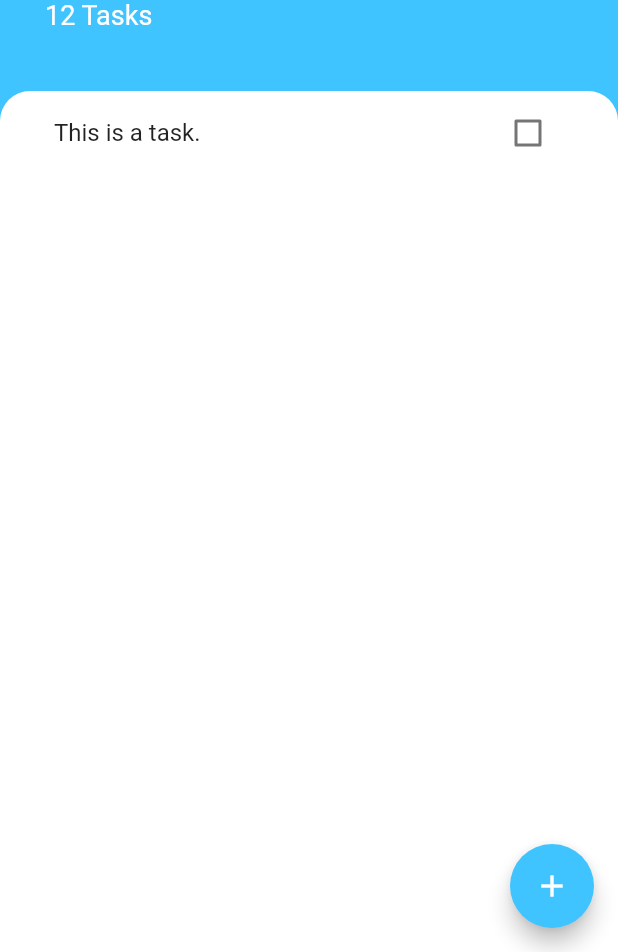
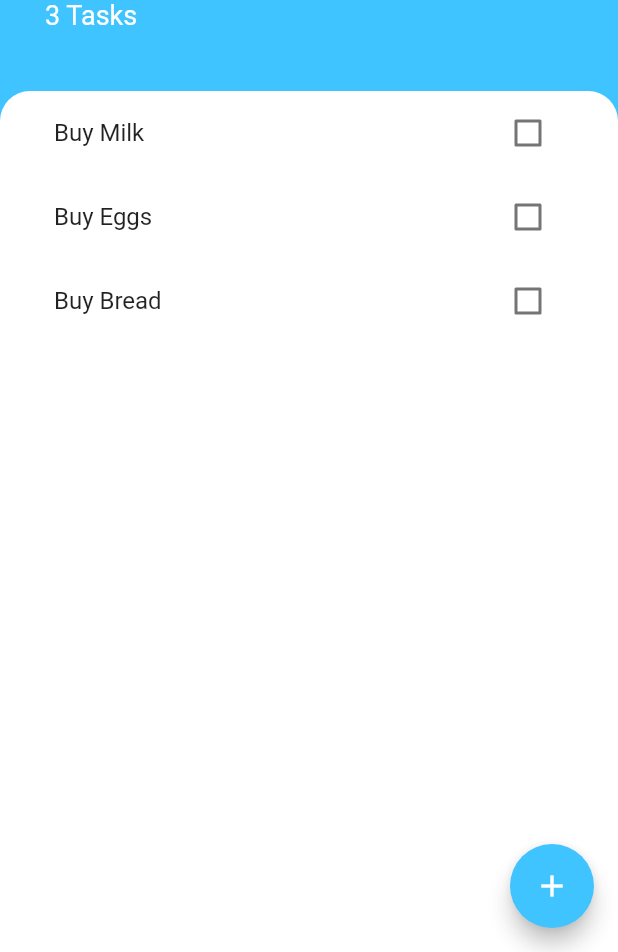
Before and after one commit to coltcarson/todoey_flutter, a Flutter app: the screen it shows after launch, on a phone screen of 412 x 824 dp, the part 284-1236 px from its top. Run offline on Flutter 3.47's test engine with Material 2 defaults, Android fonts, the phone set to English and light mode, and no system bars.

```diff
--- a/lib/main.dart
+++ b/lib/main.dart
@@ -1,14 +1,19 @@
 import 'package:flutter/material.dart';
+import 'package:provider/provider.dart';
 
 import 'screens/tasks_screen.dart';
+import 'models/task_data.dart';
 
 void main() => runApp(MyApp());
 
 class MyApp extends StatelessWidget {
   @override
   Widget build(BuildContext context) {
-    return MaterialApp(
-      home: TasksScreen(),
+    return ChangeNotifierProvider(
+      builder: (context) => TaskData(),
+      child: MaterialApp(
+        home: TasksScreen(),
+      ),
     );
   }
 }
--- /dev/null
+++ b/lib/models/task.dart
@@ -0,0 +1,10 @@
+class Task {
+  final String name;
+  bool isDone;
+
+  Task({this.name, this.isDone = false});
+
+  void toggleDone() {
+    isDone = !isDone;
+  }
+}
--- /dev/null
+++ b/lib/models/task_data.dart
@@ -0,0 +1,15 @@
+import 'package:flutter/foundation.dart';
+
+import '../models/task.dart';
+
+class TaskData extends ChangeNotifier {
+  List<Task> tasks = [
+    Task(name: 'Buy Milk'),
+    Task(name: 'Buy Eggs'),
+    Task(name: 'Buy Bread'),
+  ];
+
+  int get taskCount {
+    return tasks.length;
+  }
+}
--- a/lib/screens/add_task_screen.dart
+++ b/lib/screens/add_task_screen.dart
@@ -1,8 +1,14 @@
 import 'package:flutter/material.dart';
 
 class AddTaskScreen extends StatelessWidget {
+  final Function addTaskCallback;
+
+  AddTaskScreen(this.addTaskCallback);
+
   @override
   Widget build(BuildContext context) {
+    String newTaskTitle;
+
     return Container(
       color: Color(0xFF757575),
       child: Container(
@@ -29,6 +35,9 @@ class AddTaskScreen extends StatelessWidget {
               TextField(
                 autofocus: true,
                 textAlign: TextAlign.center,
+                onChanged: (newText) {
+                  newTaskTitle = newText;
+                },
               ),
               SizedBox(
                 height: 10.0,
@@ -39,7 +48,9 @@ class AddTaskScreen extends StatelessWidget {
                   style: TextStyle(color: Colors.white),
                 ),
                 color: Colors.lightBlueAccent,
-                onPressed: () {},
+                onPressed: () {
+                  addTaskCallback(newTaskTitle);
+                },
               ),
             ],
           ),
--- a/lib/screens/tasks_screen.dart
+++ b/lib/screens/tasks_screen.dart
@@ -1,7 +1,9 @@
 import 'package:flutter/material.dart';
+import 'package:provider/provider.dart';
 
 import '../widgets/tasks_list.dart';
 import '../screens/add_task_screen.dart';
+import '../models/task_data.dart';
 
 class TasksScreen extends StatelessWidget {
   @override
@@ -14,7 +16,12 @@ class TasksScreen extends StatelessWidget {
         onPressed: () {
           showModalBottomSheet(
             context: context,
-            builder: (context) => AddTaskScreen(),
+            builder: (context) => AddTaskScreen((newTaskTitle) {
+//              setState(() {
+//                tasks.add(Task(name: newTaskTitle));
+//                Navigator.pop(context);
+//              });
+            }),
           );
         },
       ),
@@ -52,7 +59,7 @@ class TasksScreen extends StatelessWidget {
                   ),
                 ),
                 Text(
-                  '12 Tasks',
+                  '${Provider.of<TaskData>(context).taskCount} Tasks',
                   style: TextStyle(
                     color: Colors.white,
                     fontSize: 18.0,
--- a/lib/widgets/tasks_list.dart
+++ b/lib/widgets/tasks_list.dart
@@ -1,14 +1,29 @@
 import 'package:flutter/material.dart';
+import 'package:provider/provider.dart';
 
-import 'tasks_tile.dart';
+import '../widgets/tasks_tile.dart';
+import '../models/task_data.dart';
 
 class TasksList extends StatelessWidget {
   @override
   Widget build(BuildContext context) {
-    return ListView(
-      children: <Widget>[
-        TaskTile(),
-      ],
+    return Consumer<TaskData>(
+      builder: (context, taskData, child) {
+        return ListView.builder(
+          itemBuilder: (context, index) {
+            return TaskTile(
+              taskTitle: taskData.tasks[index].name,
+              isChecked: taskData.tasks[index].isDone,
+              checkBoxCallback: (checkBoxState) {
+//            setState(() {
+//              widget.tasks[index].toggleDone();
+//            });
+              },
+            );
+          },
+          itemCount: taskData.taskCount,
+        );
+      },
     );
   }
 }
--- a/lib/widgets/tasks_tile.dart
+++ b/lib/widgets/tasks_tile.dart
@@ -1,47 +1,25 @@
 import 'package:flutter/material.dart';
 
-class TaskTile extends StatefulWidget {
-  @override
-  _TaskTileState createState() => _TaskTileState();
-}
+class TaskTile extends StatelessWidget {
+  final bool isChecked;
+  final String taskTitle;
+  final Function checkBoxCallback;
 
-class _TaskTileState extends State<TaskTile> {
-  bool isChecked = false;
-
-  void checkboxCallBack(bool checkboxState) {
-    setState(() {
-      isChecked = checkboxState;
-    });
-  }
+  TaskTile({this.isChecked, this.taskTitle, this.checkBoxCallback});
 
   @override
   Widget build(BuildContext context) {
     return ListTile(
       title: Text(
-        'This is a task.',
+        taskTitle,
         style: TextStyle(
             decoration: isChecked ? TextDecoration.lineThrough : null),
       ),
-      trailing: TaskCheckbox(
-        checkboxState: isChecked,
-        toggleCheckboxState: checkboxCallBack,
+      trailing: Checkbox(
+        activeColor: Colors.lightBlueAccent,
+        value: isChecked,
+        onChanged: checkBoxCallback,
       ),
     );
   }
 }
-
-class TaskCheckbox extends StatelessWidget {
-  final bool checkboxState;
-  final Function toggleCheckboxState;
-
-  TaskCheckbox({this.checkboxState, this.toggleCheckboxState});
-
-  @override
-  Widget build(BuildContext context) {
-    return Checkbox(
-      activeColor: Colors.lightBlueAccent,
-      value: checkboxState,
-      onChanged: toggleCheckboxState,
-    );
-  }
-}
--- a/pubspec.yaml
+++ b/pubspec.yaml
@@ -23,6 +23,8 @@ dependencies:
   # The following adds the Cupertino Icons font to your application.
   # Use with the CupertinoIcons class for iOS style icons.
   cupertino_icons: ^0.1.2
+  provider: ^3.0.0+1
+
 
 dev_dependencies:
   flutter_test:
```
Also changed, not shown: pubspec.lock.
